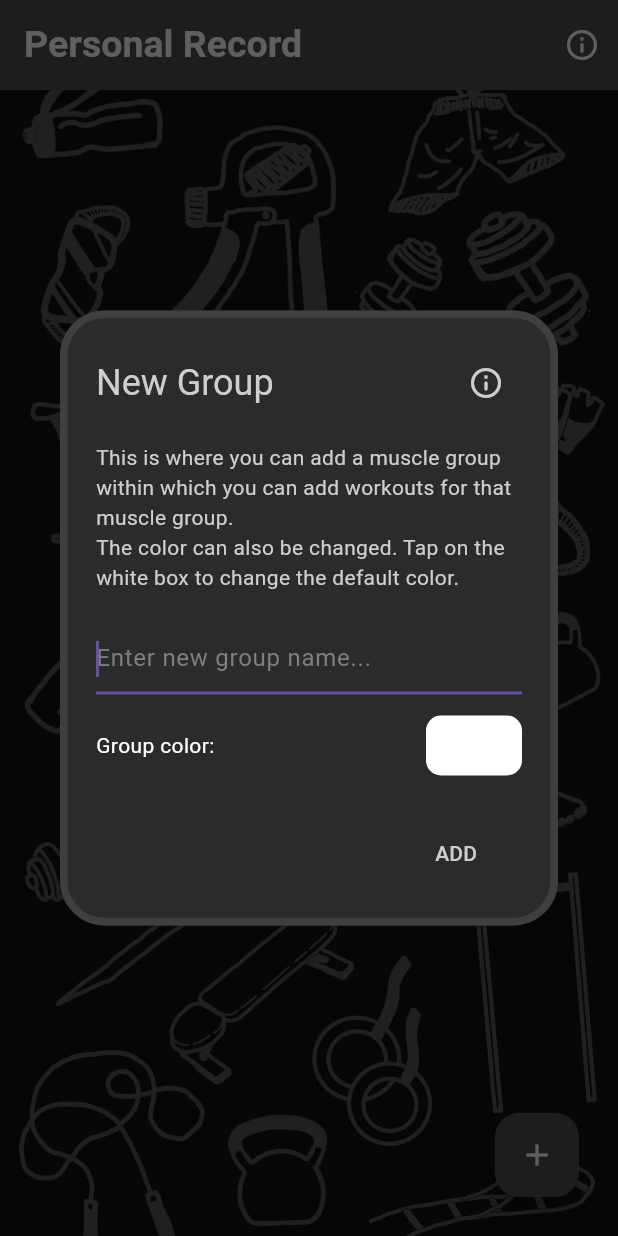
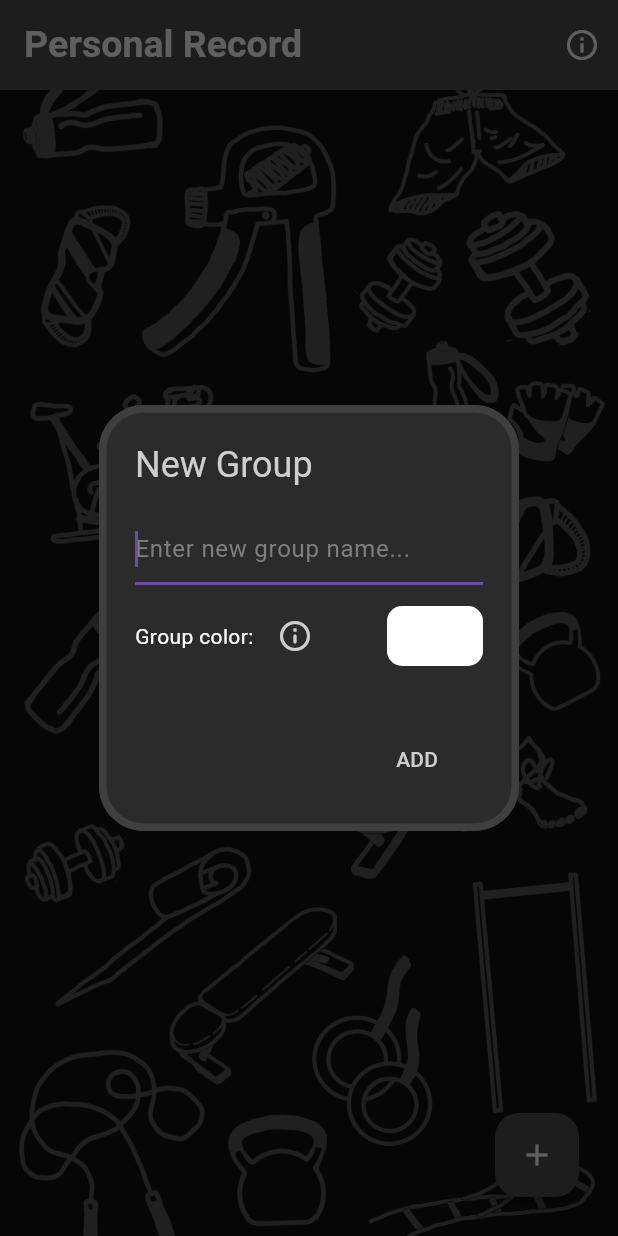
Before and after one commit to SlothSpunky77/personal-record-app, a Flutter app: the HomePage screen opened directly, after a tap on the "add" icon, on a phone screen of 412 x 824 dp. Run offline on Flutter 3.47's test engine with Material 3 defaults, Android fonts, the phone set to English and light mode, and no system bars; our stand-ins replace drift, flutter_colorpicker, shared_preferences; accounts and stored records are empty; generated files the repository leaves out were written again.

Commit message:
Color overlay changes

```diff
--- a/lib/pages/home_page.dart
+++ b/lib/pages/home_page.dart
@@ -6,7 +6,6 @@ import 'package:pr/theme/theme.dart';
 
 class HomePage extends StatefulWidget {
   const HomePage({super.key});
-
   @override
   State<HomePage> createState() => _HomePageState();
 }
@@ -20,18 +19,19 @@ class _HomePageState extends State<HomePage> {
 
   final GlobalKey infoIconKey = GlobalKey();
   OverlayEntry? infoOverlayEntry;
+  final GlobalKey onboardKey = GlobalKey();
+  OverlayEntry? onboardOverlayEntry;
+  final GlobalKey colorInfoKey = GlobalKey();
+  OverlayEntry? colorHelpEntry;
 
-  final GlobalKey fabKey = GlobalKey();
-  OverlayEntry? fabOnboardingOverlayEntry;
+  Color pickedColor = Colors.white;
 
   @override
   void initState() {
     super.initState();
     groupFetch().then((_) {
       if (groupsList.isEmpty) {
-        Future.delayed(const Duration(milliseconds: 800), () {
-          showFabOnboardingOverlay();
-        });
+        Future.delayed(const Duration(milliseconds: 500), showOnboardOverlay);
       }
     });
   }
@@ -39,7 +39,9 @@ class _HomePageState extends State<HomePage> {
   @override
   void dispose() {
     hideInfoOverlay();
-    hideFabOnboardingOverlay();
+    hideOnboardOverlay();
+    hideColorHelpOverlay();
+    textController.dispose();
     super.dispose();
   }
 
@@ -50,7 +52,6 @@ class _HomePageState extends State<HomePage> {
     });
   }
 
-  Color pickedColor = Colors.white;
   void createGroup() {
     showDialog(
       context: context,
@@ -63,36 +64,13 @@ class _HomePageState extends State<HomePage> {
             width: 5,
           ),
         ),
-        title: Row(
-          children: [
-            Text(
+        title: Text(
           'New Group',
           style: TextStyle(color: darkMode.colorScheme.inversePrimary),
-            ),
-            Spacer(),
-            IconButton(
-              onPressed: () {},
-              icon: Icon(Icons.info_outline_rounded,
-                  color: darkMode.colorScheme.inversePrimary),
-            ),
-          ],
         ),
         content: Column(
           mainAxisSize: MainAxisSize.min,
           children: [
-            Row(
-              children: [
-                Expanded(
-                  child: Text(
-                    "This is where you can add a muscle group within which you can add workouts for that muscle group.\nThe color can also be changed. Tap on the white box to change the default color.",
-                    style: TextStyle(
-                      color: darkMode.colorScheme.inversePrimary,
-                    ),
-                  ),
-                )
-              ],
-            ),
-            SizedBox(height: 20),
             TextField(
               style: TextStyle(
                 color: darkMode.colorScheme.inversePrimary,
@@ -107,15 +85,35 @@ class _HomePageState extends State<HomePage> {
             ),
             const SizedBox(height: 10),
             Row(
-              mainAxisAlignment: MainAxisAlignment.spaceBetween,
+              mainAxisAlignment: MainAxisAlignment.start,
               children: [
                 const Text(
                   "Group color: ",
                   style: TextStyle(color: Colors.white),
                 ),
+                IconButton(
+                  key: colorInfoKey,
+                  onPressed: () {
+                    WidgetsBinding.instance.addPostFrameCallback((_) {
+                      showColorHelpOverlay();
+                    });
+                  },
+                  icon: Icon(Icons.info_outline_rounded,
+                      color: darkMode.colorScheme.inversePrimary),
+                ),
+                Spacer(),
                 StatefulBuilder(
                   builder: (context, setState) {
                     return TextButton(
+                      style: ButtonStyle(
+                        backgroundColor: WidgetStatePropertyAll(pickedColor),
+                        shape: WidgetStatePropertyAll(
+                          RoundedRectangleBorder(
+                            borderRadius: BorderRadius.circular(10),
+                          ),
+                        ),
+                      ),
+                      child: const Text(""),
                       onPressed: () {
                         showDialog(
                           context: context,
@@ -156,20 +154,12 @@ class _HomePageState extends State<HomePage> {
                           ),
                         );
                       },
-                      style: ButtonStyle(
-                        backgroundColor: WidgetStatePropertyAll(pickedColor),
-                        shape: WidgetStatePropertyAll(
-                          RoundedRectangleBorder(
-                            borderRadius: BorderRadius.circular(10),
-                          ),
-                        ),
-                      ),
-                      child: const Text(""),
                     );
                   },
                 ),
               ],
             ),
+            SizedBox(height: 10),
           ],
         ),
         actions: [
@@ -197,14 +187,10 @@ class _HomePageState extends State<HomePage> {
       context: context,
       builder: (context) => AlertDialog(
         backgroundColor: darkMode.colorScheme.primary,
-        title: Text(
-          'Edit Group',
+        title: Text('Edit Group',
+            style: TextStyle(color: darkMode.colorScheme.inversePrimary)),
+        content: TextField(
           style: TextStyle(color: darkMode.colorScheme.inversePrimary),
-        ),
-        content: TextField(
-          style: TextStyle(
-            color: darkMode.colorScheme.inversePrimary,
-          ),
           controller: textController,
           autofocus: true,
           decoration: const InputDecoration(
@@ -221,10 +207,8 @@ class _HomePageState extends State<HomePage> {
               textController.clear();
               selectedTileIndex = null;
             },
-            child: Text(
-              'UPDATE',
-              style: TextStyle(color: darkMode.colorScheme.inversePrimary),
-            ),
+            child: Text('UPDATE',
+                style: TextStyle(color: darkMode.colorScheme.inversePrimary)),
           ),
         ],
       ),
@@ -236,10 +220,8 @@ class _HomePageState extends State<HomePage> {
       context: context,
       builder: (context) => AlertDialog(
         backgroundColor: darkMode.colorScheme.primary,
-        title: Text(
-          'Delete group \'$name\'?',
-          style: TextStyle(color: darkMode.colorScheme.inversePrimary),
-        ),
+        title: Text("Delete group '$name'?",
+            style: TextStyle(color: darkMode.colorScheme.inversePrimary)),
         actions: [
           MaterialButton(
             onPressed: () async {
@@ -248,10 +230,8 @@ class _HomePageState extends State<HomePage> {
               await groupFetch();
               selectedTileIndex = null;
             },
-            child: Text(
-              'DELETE',
-              style: TextStyle(color: darkMode.colorScheme.inversePrimary),
-            ),
+            child: Text('DELETE',
+                style: TextStyle(color: darkMode.colorScheme.inversePrimary)),
           ),
         ],
       ),
@@ -393,21 +373,17 @@ class _HomePageState extends State<HomePage> {
 
   void showInfoOverlay() {
     hideInfoOverlay();
-
     final RenderBox renderBox =
         infoIconKey.currentContext!.findRenderObject() as RenderBox;
     final Size size = renderBox.size;
     final Offset position = renderBox.localToGlobal(Offset.zero);
-
     infoOverlayEntry = OverlayEntry(
       builder: (context) => Stack(
         children: [
           Positioned.fill(
             child: GestureDetector(
               onTap: hideInfoOverlay,
-              child: Container(
-                color: Colors.black.withOpacity(0.6),
-              ),
+              child: Container(color: Colors.black.withOpacity(0.6)),
             ),
           ),
           Positioned(
@@ -422,43 +398,34 @@ class _HomePageState extends State<HomePage> {
                 decoration: BoxDecoration(
                   color: darkMode.colorScheme.surface,
                   borderRadius: BorderRadius.circular(15),
-                  border: Border.all(
-                    color: darkMode.colorScheme.primary,
-                    width: 2,
-                  ),
+                  border:
+                      Border.all(color: darkMode.colorScheme.primary, width: 2),
                 ),
                 child: Column(
                   crossAxisAlignment: CrossAxisAlignment.start,
                   mainAxisSize: MainAxisSize.min,
                   children: [
-                    Text(
-                      "Info",
+                    Text('Info',
                         style: TextStyle(
                             fontWeight: FontWeight.bold,
                             color: darkMode.colorScheme.inversePrimary,
-                        fontSize: 18,
-                      ),
-                    ),
+                            fontSize: 18)),
                     const SizedBox(height: 12),
                     Text(
-                      "Long press an item to select it.\n\nWhen selected, you can edit or delete the item using the icons that will appear in the top right.",
+                      "Add all your workout muscle groups here, within which you will have your list of exercises.\nOr not. You do you.\n\nLong press an item to select it.\nWhen selected, you can edit or delete the item using the icons that will appear in the top right.",
                       style: TextStyle(
                           color: darkMode.colorScheme.inversePrimary,
-                        fontSize: 14,
-                      ),
+                          fontSize: 14),
                     ),
                     const SizedBox(height: 10),
                     Align(
                       alignment: Alignment.centerRight,
-                      child: Text(
-                        "Tap anywhere to close",
+                      child: Text('Tap anywhere to close',
                           style: TextStyle(
                               color: darkMode.colorScheme.inversePrimary
                                   .withOpacity(0.7),
                               fontSize: 12,
-                          fontStyle: FontStyle.italic,
-                        ),
-                      ),
+                              fontStyle: FontStyle.italic)),
                     ),
                   ],
                 ),
@@ -468,7 +435,6 @@ class _HomePageState extends State<HomePage> {
         ],
       ),
     );
-
     Overlay.of(context).insert(infoOverlayEntry!);
   }
 
@@ -477,21 +443,15 @@ class _HomePageState extends State<HomePage> {
     infoOverlayEntry = null;
   }
 
-  void showFabOnboardingOverlay() {
-    hideFabOnboardingOverlay();
-
+  void showOnboardOverlay() {
+    hideOnboardOverlay();
     final RenderBox renderBox =
-        fabKey.currentContext!.findRenderObject() as RenderBox;
-
+        onboardKey.currentContext!.findRenderObject() as RenderBox;
     final Size size = renderBox.size;
     final Offset position = renderBox.localToGlobal(Offset.zero);
-
-    final Offset fabCenter = Offset(
-      position.dx + (size.width / 2),
-      position.dy + (size.height / 2),
-    );
-
-    fabOnboardingOverlayEntry = OverlayEntry(
+    final Offset fabCenter =
+        Offset(position.dx + (size.width / 2), position.dy + (size.height / 2));
+    onboardOverlayEntry = OverlayEntry(
       builder: (context) => Material(
         type: MaterialType.transparency,
         child: Stack(
@@ -516,7 +476,7 @@ class _HomePageState extends State<HomePage> {
                     child: GestureDetector(
                       behavior: HitTestBehavior.opaque,
                       onTap: () {
-                        hideFabOnboardingOverlay();
+                        hideOnboardOverlay();
                         createGroup();
                       },
                       child: Container(
@@ -543,9 +503,7 @@ class _HomePageState extends State<HomePage> {
                     color: darkMode.colorScheme.surface,
                     borderRadius: BorderRadius.circular(15),
                     border: Border.all(
-                      color: darkMode.colorScheme.primary,
-                      width: 2,
-                    ),
+                        color: darkMode.colorScheme.primary, width: 2),
                   ),
                   child: Column(
                     crossAxisAlignment: CrossAxisAlignment.start,
@@ -586,13 +544,69 @@ class _HomePageState extends State<HomePage> {
         ),
       ),
     );
-
-    Overlay.of(context).insert(fabOnboardingOverlayEntry!);
+    Overlay.of(context).insert(onboardOverlayEntry!);
   }
 
-  void hideFabOnboardingOverlay() {
-    fabOnboardingOverlayEntry?.remove();
-    fabOnboardingOverlayEntry = null;
+  void hideOnboardOverlay() {
+    onboardOverlayEntry?.remove();
+    onboardOverlayEntry = null;
+  }
+
+  void showColorHelpOverlay() {
+    hideColorHelpOverlay();
+    final ctx = colorInfoKey.currentContext;
+    if (ctx == null)
+      return; //TODO: This seems to be cleaner code, use it above as well
+    final box = ctx.findRenderObject() as RenderBox;
+    // final size = box.size;
+    final pos = box.localToGlobal(Offset.zero);
+
+    colorHelpEntry = OverlayEntry(
+      builder: (context) => Stack(
+        children: [
+          Positioned.fill(
+            child: GestureDetector(
+              behavior: HitTestBehavior.translucent,
+              onTap: hideColorHelpOverlay,
+              child: Container(color: Colors.black54),
+            ),
+          ),
+          Positioned(
+            left: pos.dx + 10,
+            top: pos.dy - 60,
+            child: Material(
+              color: Colors.transparent,
+              child: Container(
+                width: 220,
+                padding:
+                    const EdgeInsets.symmetric(horizontal: 12, vertical: 8),
+                decoration: BoxDecoration(
+                  color: darkMode.colorScheme.surface,
+                  borderRadius: BorderRadius.circular(12),
+                  border: Border.all(
+                    color: darkMode.colorScheme.primary,
+                    width: 2,
+                  ),
+                ),
+                child: Text(
+                  "Tap the white box to change the default color.",
+                  style: TextStyle(
+                    color: darkMode.colorScheme.inversePrimary,
+                    fontSize: 13,
+                  ),
+                ),
+              ),
+            ),
+          ),
+        ],
+      ),
+    );
+    Overlay.of(context).insert(colorHelpEntry!);
+  }
+
+  void hideColorHelpOverlay() {
+    colorHelpEntry?.remove();
+    colorHelpEntry = null;
   }
 
   @override
@@ -616,11 +630,7 @@ class _HomePageState extends State<HomePage> {
             actions: [
               if (selectedTileIndex != null) ...[
                 IconButton(
-                  onPressed: () {
-                    editGroup(
-                      groupsList[selectedTileIndex!],
-                    );
-                  },
+                  onPressed: () => editGroup(groupsList[selectedTileIndex!]),
                   icon: const Icon(Icons.edit),
                 ),
                 IconButton(
@@ -650,7 +660,7 @@ class _HomePageState extends State<HomePage> {
             child: DecoratedBox(
               decoration: BoxDecoration(
                 image: DecorationImage(
-                  image: const AssetImage("assets/images/personal_record.png"),
+                  image: const AssetImage('assets/images/personal_record.png'),
                   fit: BoxFit.cover,
                   colorFilter: ColorFilter.mode(
                     const Color.fromARGB(255, 28, 28, 28).withOpacity(0.5),
@@ -662,51 +672,39 @@ class _HomePageState extends State<HomePage> {
                 child: SingleChildScrollView(
                   child: Column(
                     children: [
-                      const SizedBox(
-                        height: 10,
-                      ),
+                      const SizedBox(height: 10),
                       Column(
-                        children: List.generate(
-                          groupsList.length,
-                          (index) {
+                        children: List.generate(groupsList.length, (index) {
                           final group = groupsList[index];
                           final bool isSelected = selectedTileIndex == index;
                           final Color baseColor = Color(group.color);
                           final Color tileColor = isSelected
-                                ? Color.lerp(
+                              ? (Color.lerp(
                                       baseColor,
                                       const Color.fromARGB(255, 44, 44, 44),
                                       0.9) ??
-                                    baseColor
+                                  baseColor)
                               : darkMode.colorScheme.primary;
                           final Color gradientColor = isSelected
-                                ? Color.lerp(baseColor, Colors.white, 0.2) ??
-                                    baseColor
-                                : Color.lerp(darkMode.colorScheme.primary,
+                              ? (Color.lerp(baseColor, Colors.white, 0.2) ??
+                                  baseColor)
+                              : (Color.lerp(darkMode.colorScheme.primary,
                                       baseColor, 0.3) ??
-                                    darkMode.colorScheme.primary;
+                                  darkMode.colorScheme.primary);
                           return Container(
                             decoration: BoxDecoration(
                               borderRadius: BorderRadius.circular(25),
                               gradient: LinearGradient(
-                                  colors: [
-                                    tileColor,
-                                    gradientColor,
-                                  ],
+                                colors: [tileColor, gradientColor],
                                 stops: const [0.4, 1],
                               ),
                             ),
                             margin: const EdgeInsets.only(
-                                left: 20,
-                                right: 20,
-                                bottom: 10,
-                              ),
+                                left: 20, right: 20, bottom: 10),
                             child: ListTile(
                               onTap: () {
                                 if (selectedTileIndex != null) {
-                                    setState(() {
-                                      selectedTileIndex = null;
-                                    });
+                                  setState(() => selectedTileIndex = null);
                                 } else {
                                   Navigator.push(
                                     context,
@@ -720,11 +718,8 @@ class _HomePageState extends State<HomePage> {
                                   );
                                 }
                               },
-                                onLongPress: () {
-                                  setState(() {
-                                    selectedTileIndex = index;
-                                  });
-                                },
+                              onLongPress: () =>
+                                  setState(() => selectedTileIndex = index),
                               contentPadding: const EdgeInsets.symmetric(
                                   vertical: 10, horizontal: 20),
                               title: Text(
@@ -737,8 +732,7 @@ class _HomePageState extends State<HomePage> {
                               ),
                             ),
                           );
-                          },
-                        ),
+                        }),
                       ),
                     ],
                   ),
@@ -755,10 +749,10 @@ class _HomePageState extends State<HomePage> {
                 child: Column(
                   children: [
                     FloatingActionButton(
-                      key: fabKey,
+                      key: onboardKey,
                       backgroundColor: darkMode.colorScheme.primary,
                       onPressed: () {
-                        hideFabOnboardingOverlay();
+                        hideOnboardOverlay();
                         createGroup();
                       },
                       child: Icon(
@@ -791,35 +785,22 @@ class HolePainter extends CustomPainter {
 
   @override
   void paint(Canvas canvas, Size size) {
-    // Create a path for the entire screen
     final Path backgroundPath = Path()
       ..addRect(Rect.fromLTWH(0, 0, size.width, size.height));
-
-    // Create a path for the hole
     final Path holePath = Path()
       ..addRRect(
         RRect.fromRectAndRadius(
           Rect.fromCenter(
               center: holeOffset,
               width: holeSize.width,
-            height: holeSize.height,
-          ),
+              height: holeSize.height),
           const Radius.circular(40),
         ),
       );
-
-    // Create a combined path (background minus hole)
-    final Path finalPath = Path.combine(
-      PathOperation.difference,
-      backgroundPath,
-      holePath,
-    );
-
-    // Fill with semi-transparent black
+    final Path finalPath =
+        Path.combine(PathOperation.difference, backgroundPath, holePath);
     canvas.drawPath(
-      finalPath,
-      Paint()..color = Colors.black.withOpacity(opacity),
-    );
+        finalPath, Paint()..color = Colors.black.withOpacity(opacity));
   }
 
   @override
```
Lines whose indentation alone changed are shown as unchanged.
